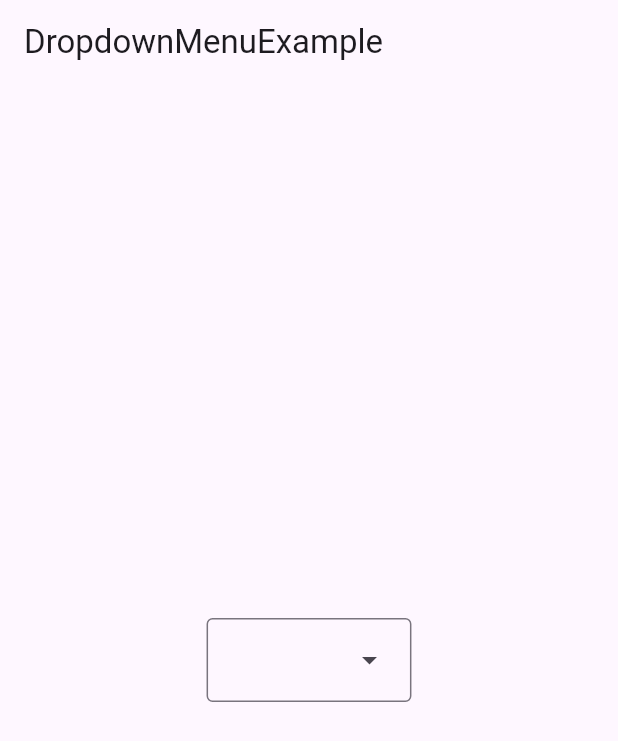
After one commit to Akshya107/flutter_basic_widget_ak, a Flutter app: the DropdownMenuExample screen opened directly, on a phone screen of 412 x 824 dp. The commit adds this screen. Shown: the top 741 px of the screen. Run offline on Flutter 3.47's test engine with Material 3 defaults, Android fonts, the phone set to English and light mode, and no system bars.

Commit message:
DropdownMenu Added

```diff
--- /dev/null
+++ b/lib/dropdown_menu/dropdown_menu.txt
@@ -0,0 +1,15 @@
+DropDownMenu:
+
+When our requirements is like we need to select an option from list of option so in small list case
+
+we can use radio and segmented button but what if we have large list so then Dropdown comes into picture.
+
+Example:
+
+DropDownMenu(
+    dropdownMenuEntries: <DropdownMenuEntry<String>>[
+      DropdownMenuEntry(value:"One", label:'One'),
+      DropdownMenuEntry(value:"two", label:'Two'),
+      DropdownMenuEntry(value:"three", label:'Three'),
+    ]
+)
--- /dev/null
+++ b/lib/dropdown_menu/dropdown_menu_example.dart
@@ -0,0 +1,33 @@
+import 'package:flutter/material.dart';
+
+class DropdownMenuExample extends StatefulWidget {
+  const DropdownMenuExample({super.key});
+
+  @override
+  State<DropdownMenuExample> createState() => _DropdownMenuExampleState();
+}
+
+class _DropdownMenuExampleState extends State<DropdownMenuExample> {
+  onSelect(String? selectedVal) {
+    print('This is a selected value from DropDown Item: $selectedVal');
+  }
+
+  @override
+  Widget build(BuildContext context) {
+    return Scaffold(
+      appBar: AppBar(
+        title: const Text("DropdownMenuExample"),
+      ),
+      body: Center(
+        child: DropdownMenu(
+          dropdownMenuEntries: const <DropdownMenuEntry<String>>[
+            DropdownMenuEntry(value: "one", label: "One"),
+            DropdownMenuEntry(value: "two", label: "Two"),
+            DropdownMenuEntry(value: "three", label: "Three"),
+          ],
+          onSelected: onSelect,
+        ),
+      ),
+    );
+  }
+}
--- a/lib/main.dart
+++ b/lib/main.dart
@@ -1,4 +1,5 @@
 import 'package:flutter/material.dart';
+import 'package:flutter_basic_widget_ak/dropdown_menu/dropdown_menu_example.dart';
 import 'package:flutter_basic_widget_ak/isolates/isolate_run_example.dart';
 import 'package:flutter_basic_widget_ak/isolates/isolate_spawn_example.dart';
 import 'package:flutter_basic_widget_ak/segmented_button/segmented_button_example.dart';
@@ -19,6 +20,9 @@ void main() {
     case 'SegmentedButton':
       runApp(const MyApp(home: SegmentedButtonExample()));
       break;
+    case 'DropdownMenu':
+      runApp(const MyApp(home: DropdownMenuExample()));
+      break;
     default:
       print('Invalid example name provided. Running Tween by default.');
       runApp(const MyApp(home: TweenExample()));
```
